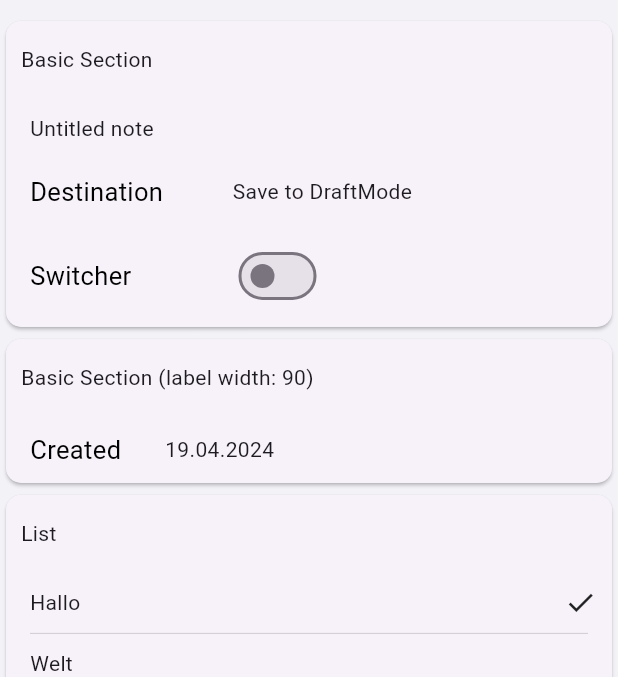
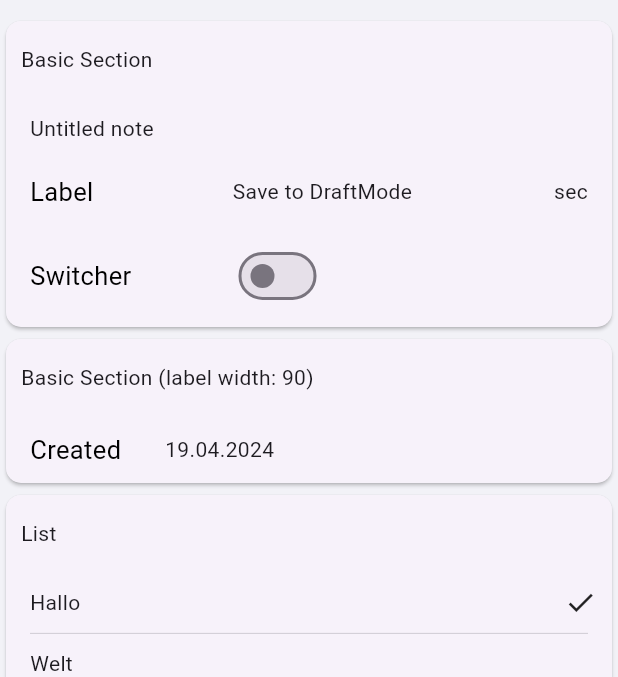
Before and after one commit to draftm0de/flutter.ui, a Flutter app: the screen it shows after launch, on a phone screen of 412 x 824 dp, the part 247-924 px from its top. Run offline on Flutter 3.47's test engine with Material 3 defaults, Android fonts, the phone set to English and light mode, and no system bars; drawn by our look-alikes of flutter_platform_widgets; missing offline and left inert: draftmode_localization.

Commit message:
Add DraftModeUIRow expanded slot and ensure full coverage

```diff
--- a/example/lib/screen/home.dart
+++ b/example/lib/screen/home.dart
@@ -39,7 +39,8 @@ class _HomeScreenState extends State<HomeScreen> {
           DraftModeUIRow(const Text('Untitled note')),
           DraftModeUIRow(
             Text('Save to DraftMode'),
-            label: 'Destination',
+            label: 'Label',
+            expanded: Text('sec'),
           ),
           DraftModeUIRow(
             DraftModeUISwitch(
--- a/lib/components/row.dart
+++ b/lib/components/row.dart
@@ -10,7 +10,9 @@ import 'section.dart';
 /// with native grouped lists and the label inherits [DraftModeUIStyleText].
 /// Use [alignment] to fine-tune how [child] should sit within the content area
 /// and provide custom [padding], [backgroundColor], or [height] overrides to
-/// blend with bespoke grouped list treatments.
+/// blend with bespoke grouped list treatments. Provide [expanded] to append a
+/// trailing widget (badges, toggles, inline buttons) offset with the shared
+/// tertiary padding token.
 class DraftModeUIRow extends StatelessWidget {
   final Widget child;
   final String? label;
@@ -18,6 +20,11 @@ class DraftModeUIRow extends StatelessWidget {
   final EdgeInsets? padding;
   final double? height;
   final Color? backgroundColor;
+
+  /// Optional trailing widget displayed after the main [child]. Useful for
+  /// status badges or quick actions that shouldn't consume the core content
+  /// width.
+  final Widget? expanded;
 
   const DraftModeUIRow(
     this.child, {
@@ -27,30 +34,46 @@ class DraftModeUIRow extends StatelessWidget {
     this.padding,
     this.backgroundColor,
     this.height,
+    this.expanded,
   });
 
   @override
   Widget build(BuildContext context) {
     final bool hasLabel = label?.trim().isNotEmpty ?? false;
+    final bool hasExpanded = expanded != null;
     final Widget content = Align(alignment: alignment, child: child);
 
     final double effectiveLabelWidth =
         DraftModeUISectionScope.getLabelWidth(context) ??
             DraftModeUIStyles.labelWidth;
 
-    final Widget body = hasLabel
-        ? Row(
-            crossAxisAlignment: CrossAxisAlignment.center,
-            mainAxisAlignment: MainAxisAlignment.start,
-            children: [
-              SizedBox(
-                width: effectiveLabelWidth,
-                child: Text(label!, style: DraftModeUIStyleText.primary),
-              ),
-              Expanded(child: content),
-            ],
-          )
-        : content;
+    final List<Widget> children = [];
+    if (hasLabel) {
+      children.add(SizedBox(
+        width: effectiveLabelWidth,
+        child: Text(label!, style: DraftModeUIStyleText.primary),
+      ));
+    }
+    children.add(Expanded(child: content));
+    if (hasExpanded) {
+      children.add(
+        Padding(
+          padding: EdgeInsets.only(left: DraftModeUIStylePadding.tertiary),
+          child: expanded,
+        ),
+      );
+    }
+
+    Widget body;
+    if (children.length > 1) {
+      body = Row(
+        crossAxisAlignment: CrossAxisAlignment.center,
+        mainAxisAlignment: MainAxisAlignment.start,
+        children: children.toList(),
+      );
+    } else {
+      body = content;
+    }
 
     final EdgeInsets containerPadding = padding ??
         EdgeInsets.symmetric(
```
Also changed, not shown: 6 other files.
